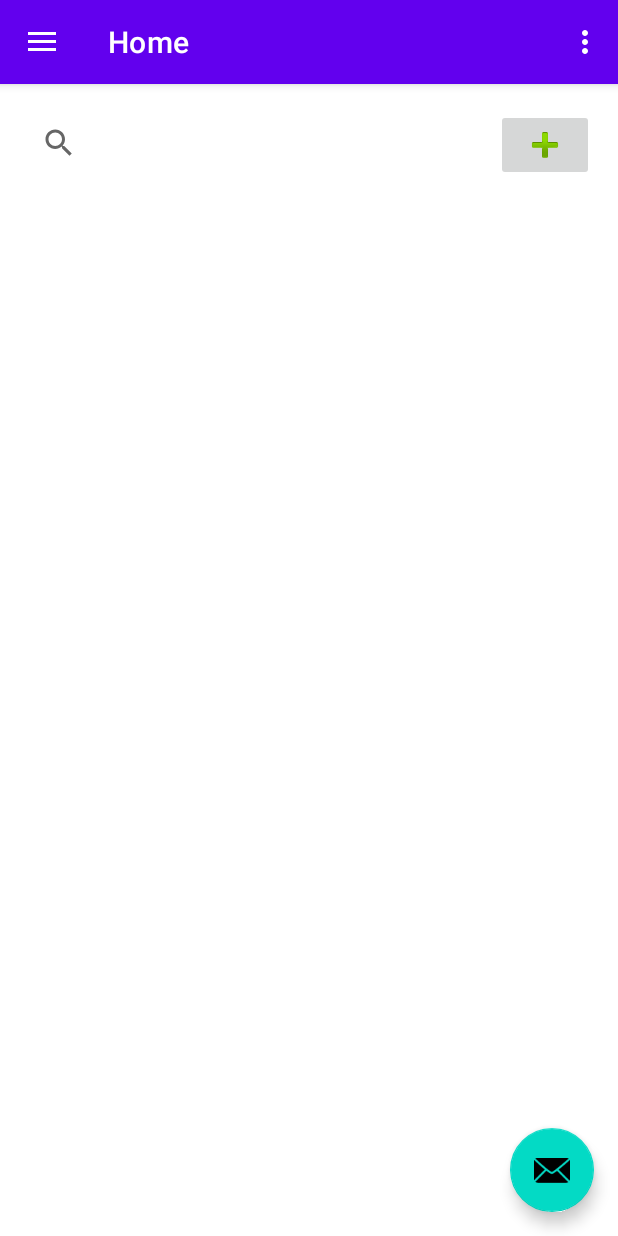
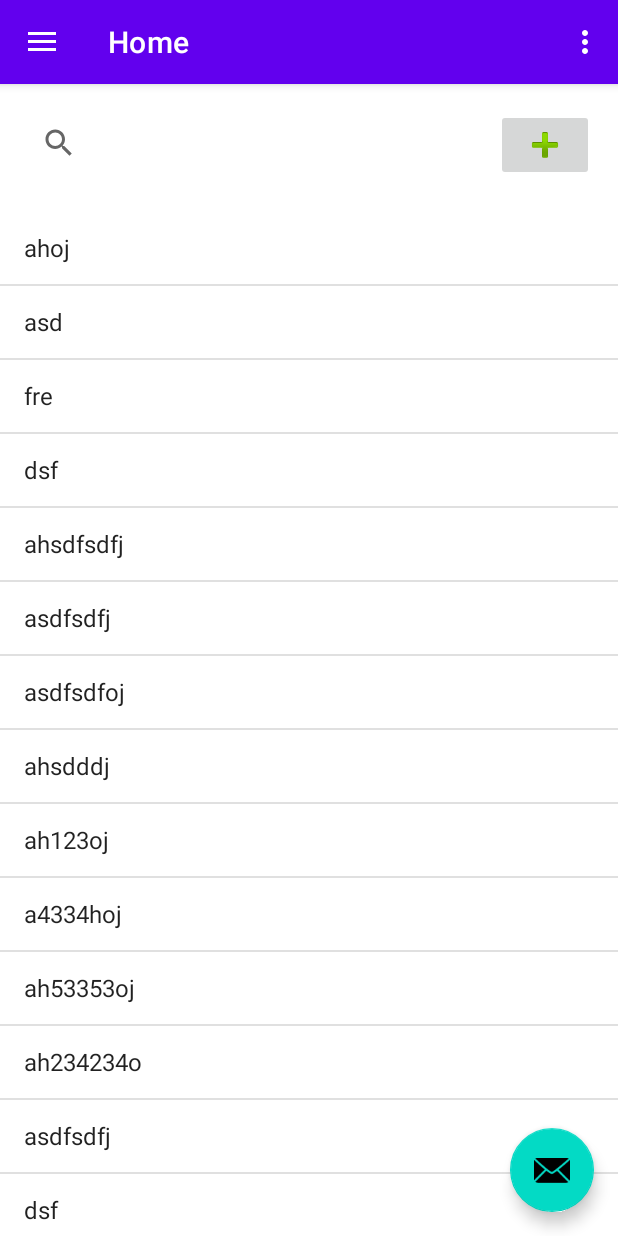
Before and after one commit to b3lix/ITU-cogniteam, an Android app: the screen it shows after launch (MainActivity), on a phone screen of 412 x 824 dp. Run offline under Robolectric (Android 15) with nearby library versions, the phone set to English and light mode, and no system bars; our stand-ins replace Volley, navigation-ui.

Commit message:
Move ListView to HomeFragment.java

```diff
--- a/frontend-android/app/src/main/java/com/app/itu/MainActivity.java
+++ b/frontend-android/app/src/main/java/com/app/itu/MainActivity.java
@@ -4,8 +4,6 @@ import android.content.Context;
 import android.os.Bundle;
 import android.view.View;
 import android.view.Menu;
-import android.widget.ArrayAdapter;
-import android.widget.ListView;
 
 import com.android.volley.RequestQueue;
 import com.android.volley.toolbox.Volley;
@@ -20,9 +18,6 @@ import androidx.drawerlayout.widget.DrawerLayout;
 import androidx.appcompat.app.AppCompatActivity;
 
 import com.app.itu.databinding.ActivityMainBinding;
-
-import java.util.ArrayList;
-import java.util.List;
 
 public class MainActivity extends AppCompatActivity {
 
--- a/frontend-android/app/src/main/java/com/app/itu/ui/home/HomeFragment.java
+++ b/frontend-android/app/src/main/java/com/app/itu/ui/home/HomeFragment.java
@@ -6,6 +6,8 @@ import android.util.Log;
 import android.view.LayoutInflater;
 import android.view.View;
 import android.view.ViewGroup;
+import android.widget.ArrayAdapter;
+import android.widget.ListView;
 
 import androidx.annotation.NonNull;
 import androidx.fragment.app.Fragment;
@@ -29,11 +31,12 @@ import org.json.JSONArray;
 import org.json.JSONException;
 import org.json.JSONObject;
 
+import java.util.ArrayList;
 import java.util.HashMap;
 import java.util.List;
 import java.util.Map;
 
-public class HomeFragment extends Fragment{
+public class HomeFragment extends Fragment {
 
     private HomeViewModel homeViewModel;
     private FragmentHomeBinding binding;
@@ -61,13 +64,28 @@ public class HomeFragment extends Fragment{
             }
         });
 
-//        final TextView textView = binding.textHome;
-//        homeViewModel.getText().observe(getViewLifecycleOwner(), new Observer<String>() {
-//            @Override
-//            public void onChanged(@Nullable String s) {
-//                textView.setText(s);
-//            }
-//        });
+        ListView listView = (ListView) binding.listView;
+        List list = new ArrayList();
+
+        list.add("ahoj");
+        list.add("asd");
+        list.add("fre");
+        list.add("dsf");
+        list.add("ahsdfsdfj");
+        list.add("asdfsdfj");
+        list.add("asdfsdfoj");
+        list.add("ahsdddj");
+        list.add("ah123oj");
+        list.add("a4334hoj");
+        list.add("ah53353oj");
+        list.add("ah234234o");
+        list.add("asdfsdfj");
+        list.add("dsf");
+        list.add("ahoj");
+
+        ArrayAdapter adapter = new ArrayAdapter(getContext(), android.R.layout.simple_list_item_1, list);
+        listView.setAdapter(adapter);
+
         return root;
     }
 
```
